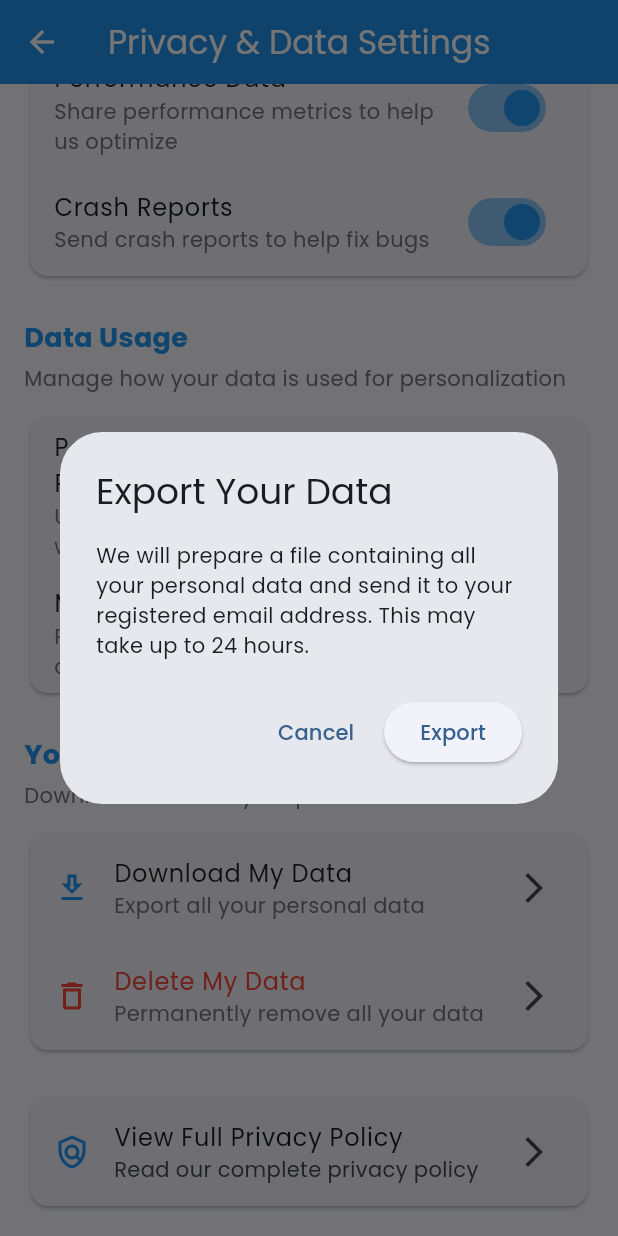
After one commit to bigfoxPNH/Gym-Management-System, a Flutter app: the DataSettingsView screen opened directly, scrolled down 186 dp, after a tap on "Download My Data", on a phone screen of 412 x 824 dp. The commit adds this screen. Run offline on Flutter 3.47's test engine with Material 3 defaults, Android fonts, the phone set to English and light mode, and no system bars; our stand-ins replace cloud_firestore, firebase_auth, firebase_core, get, google_fonts, image_picker; accounts and stored records are empty.

Commit message:
hoan thien chuc nang privacy & data setting

```diff
--- a/lib/routes/app_pages.dart
+++ b/lib/routes/app_pages.dart
@@ -5,6 +5,7 @@ import '../views/auth/register_view.dart';
 import '../views/home/home_view.dart';
 import '../views/profile/profile_view.dart';
 import '../views/profile/edit_profile_view.dart';
+import '../views/settings/privacy_policy_view.dart';
 import '../controllers/auth_controller.dart';
 import 'app_routes.dart';
 
@@ -16,6 +17,7 @@ class AppPages {
     GetPage(name: AppRoutes.home, page: () => const HomeView()),
     GetPage(name: AppRoutes.profile, page: () => const ProfileView()),
     GetPage(name: AppRoutes.editProfile, page: () => const EditProfileView()),
+    GetPage(name: AppRoutes.privacyPolicy, page: () => const PrivacyPolicyView()),
   ];
 }
 
--- a/lib/routes/app_routes.dart
+++ b/lib/routes/app_routes.dart
@@ -5,4 +5,5 @@ abstract class AppRoutes {
   static const home = '/home';
   static const profile = '/profile';
   static const editProfile = '/edit-profile';
+  static const privacyPolicy = '/privacy-policy';
 }
--- a/lib/views/profile/edit_profile_view.dart
+++ b/lib/views/profile/edit_profile_view.dart
@@ -7,6 +7,7 @@ import '../../models/user_account.dart';
 import '../../widgets/app_text_field.dart';
 import '../../widgets/app_button.dart';
 import '../../services/firebase_service.dart';
+import '../settings/data_settings_view.dart';
 
 class EditProfileView extends StatelessWidget {
   const EditProfileView({super.key});
@@ -362,14 +363,21 @@ class EditProfileView extends StatelessWidget {
               _buildSettingsOption(
                 context,
                 icon: Icons.privacy_tip_outlined,
-                title: 'Privacy',
-                subtitle: 'Privacy and data settings',
+                title: 'Privacy Policy',
+                subtitle: 'View our complete privacy policy',
                 onTap: () {
-                  Get.snackbar(
-                    'Coming Soon',
-                    'Privacy settings will be available soon!',
-                    snackPosition: SnackPosition.BOTTOM,
-                  );
+                  Get.toNamed('/privacy-policy');
+                },
+              ),
+              const SizedBox(height: 12),
+
+              _buildSettingsOption(
+                context,
+                icon: Icons.settings_outlined,
+                title: 'Data Settings',
+                subtitle: 'Manage your data and privacy preferences',
+                onTap: () {
+                  Get.to(() => const DataSettingsView());
                 },
               ),
             ],
--- /dev/null
+++ b/lib/views/settings/data_settings_view.dart
@@ -0,0 +1,283 @@
+import 'package:flutter/material.dart';
+import 'package:get/get.dart';
+
+class DataSettingsView extends StatelessWidget {
+  const DataSettingsView({super.key});
+
+  @override
+  Widget build(BuildContext context) {
+    return Scaffold(
+      appBar: AppBar(
+        title: const Text('Privacy & Data Settings'),
+        backgroundColor: const Color(0xFF2196F3),
+        foregroundColor: Colors.white,
+        elevation: 0,
+      ),
+      body: SingleChildScrollView(
+        padding: const EdgeInsets.all(16.0),
+        child: Column(
+          crossAxisAlignment: CrossAxisAlignment.start,
+          children: [
+            // Data Collection Section
+            _buildSection(
+              title: 'Data Collection',
+              description: 'Control what data we collect from your usage',
+              children: [
+                _buildSwitchTile(
+                  title: 'Analytics Data',
+                  subtitle: 'Help improve the app with anonymous usage data',
+                  value: true.obs,
+                ),
+                _buildSwitchTile(
+                  title: 'Performance Data',
+                  subtitle: 'Share performance metrics to help us optimize',
+                  value: true.obs,
+                ),
+                _buildSwitchTile(
+                  title: 'Crash Reports',
+                  subtitle: 'Send crash reports to help fix bugs',
+                  value: true.obs,
+                ),
+              ],
+            ),
+
+            const SizedBox(height: 24),
+
+            // Data Usage Section
+            _buildSection(
+              title: 'Data Usage',
+              description: 'Manage how your data is used for personalization',
+              children: [
+                _buildSwitchTile(
+                  title: 'Personalized Recommendations',
+                  subtitle: 'Use your data to provide better workout suggestions',
+                  value: true.obs,
+                ),
+                _buildSwitchTile(
+                  title: 'Marketing Communications',
+                  subtitle: 'Receive personalized fitness tips and offers',
+                  value: false.obs,
+                ),
+              ],
+            ),
+
+            const SizedBox(height: 24),
+
+            // Data Export & Deletion
+            _buildSection(
+              title: 'Your Data Rights',
+              description: 'Download or delete your personal data',
+              children: [
+                _buildActionTile(
+                  title: 'Download My Data',
+                  subtitle: 'Export all your personal data',
+                  icon: Icons.download_outlined,
+                  onTap: () => _showDataExportDialog(context),
+                ),
+                _buildActionTile(
+                  title: 'Delete My Data',
+                  subtitle: 'Permanently remove all your data',
+                  icon: Icons.delete_outline,
+                  isDestructive: true,
+                  onTap: () => _showDataDeletionDialog(context),
+                ),
+              ],
+            ),
+
+            const SizedBox(height: 24),
+
+            // Privacy Policy Link
+            Card(
+              child: ListTile(
+                leading: const Icon(Icons.policy_outlined, color: Color(0xFF2196F3)),
+                title: const Text('View Full Privacy Policy'),
+                subtitle: const Text('Read our complete privacy policy'),
+                trailing: const Icon(Icons.arrow_forward_ios),
+                onTap: () => Get.toNamed('/privacy-policy'),
+              ),
+            ),
+          ],
+        ),
+      ),
+    );
+  }
+
+  Widget _buildSection({
+    required String title,
+    required String description,
+    required List<Widget> children,
+  }) {
+    return Column(
+      crossAxisAlignment: CrossAxisAlignment.start,
+      children: [
+        Text(
+          title,
+          style: const TextStyle(
+            fontSize: 18,
+            fontWeight: FontWeight.bold,
+            color: Color(0xFF2196F3),
+          ),
+        ),
+        const SizedBox(height: 4),
+        Text(
+          description,
+          style: TextStyle(
+            fontSize: 14,
+            color: Colors.grey[600],
+          ),
+        ),
+        const SizedBox(height: 12),
+        Card(
+          child: Column(
+            children: children,
+          ),
+        ),
+      ],
+    );
+  }
+
+  Widget _buildSwitchTile({
+    required String title,
+    required String subtitle,
+    required RxBool value,
+  }) {
+    return Obx(() => SwitchListTile(
+      title: Text(title),
+      subtitle: Text(
+        subtitle,
+        style: TextStyle(color: Colors.grey[600]),
+      ),
+      value: value.value,
+      onChanged: (bool newValue) {
+        value.value = newValue;
+        _savePreference(title, newValue);
+      },
+      activeColor: const Color(0xFF2196F3),
+    ));
+  }
+
+  Widget _buildActionTile({
+    required String title,
+    required String subtitle,
+    required IconData icon,
+    required VoidCallback onTap,
+    bool isDestructive = false,
+  }) {
+    return ListTile(
+      leading: Icon(
+        icon,
+        color: isDestructive ? Colors.red : const Color(0xFF2196F3),
+      ),
+      title: Text(
+        title,
+        style: TextStyle(
+          color: isDestructive ? Colors.red : Colors.black87,
+        ),
+      ),
+      subtitle: Text(
+        subtitle,
+        style: TextStyle(color: Colors.grey[600]),
+      ),
+      trailing: const Icon(Icons.arrow_forward_ios),
+      onTap: onTap,
+    );
+  }
+
+  void _savePreference(String key, bool value) {
+    // Here you would typically save to SharedPreferences or similar
+    Get.snackbar(
+      'Settings Updated',
+      '$key has been ${value ? 'enabled' : 'disabled'}',
+      snackPosition: SnackPosition.BOTTOM,
+      duration: const Duration(seconds: 2),
+    );
+  }
+
+  void _showDataExportDialog(BuildContext context) {
+    Get.dialog(
+      AlertDialog(
+        title: const Text('Export Your Data'),
+        content: const Text(
+          'We will prepare a file containing all your personal data and send it to your registered email address. This may take up to 24 hours.',
+        ),
+        actions: [
+          TextButton(
+            onPressed: () => Get.back(),
+            child: const Text('Cancel'),
+          ),
+          ElevatedButton(
+            onPressed: () {
+              Get.back();
+              Get.snackbar(
+                'Export Requested',
+                'Your data export has been requested. You will receive an email shortly.',
+                snackPosition: SnackPosition.BOTTOM,
+                backgroundColor: Colors.green,
+                colorText: Colors.white,
+              );
+            },
+            child: const Text('Export'),
+          ),
+        ],
+      ),
+    );
+  }
+
+  void _showDataDeletionDialog(BuildContext context) {
+    Get.dialog(
+      AlertDialog(
+        title: const Text('Delete All Data'),
+        content: const Text(
+          'This will permanently delete all your personal data from our servers. This action cannot be undone. Your account will also be deleted.',
+        ),
+        actions: [
+          TextButton(
+            onPressed: () => Get.back(),
+            child: const Text('Cancel'),
+          ),
+          ElevatedButton(
+            onPressed: () {
+              Get.back();
+              _confirmDataDeletion();
+            },
+            style: ElevatedButton.styleFrom(backgroundColor: Colors.red),
+            child: const Text('Delete All Data'),
+          ),
+        ],
+      ),
+    );
+  }
+
+  void _confirmDataDeletion() {
+    Get.dialog(
+      AlertDialog(
+        title: const Text('Final Confirmation'),
+        content: const Text(
+          'Are you absolutely sure? This will delete your account and all associated data permanently.',
+        ),
+        actions: [
+          TextButton(
+            onPressed: () => Get.back(),
+            child: const Text('Cancel'),
+          ),
+          ElevatedButton(
+            onPressed: () {
+              Get.back();
+              // Here you would call the actual deletion logic
+              Get.snackbar(
+                'Data Deletion Requested',
+                'Your data deletion request has been submitted. This will be processed within 7 days.',
+                snackPosition: SnackPosition.BOTTOM,
+                backgroundColor: Colors.orange,
+                colorText: Colors.white,
+                duration: const Duration(seconds: 4),
+              );
+            },
+            style: ElevatedButton.styleFrom(backgroundColor: Colors.red),
+            child: const Text('Yes, Delete Everything'),
+          ),
+        ],
+      ),
+    );
+  }
+}
--- /dev/null
+++ b/lib/views/settings/privacy_policy_view.dart
@@ -0,0 +1,313 @@
+import 'package:flutter/material.dart';
+
+class PrivacyPolicyView extends StatelessWidget {
+  const PrivacyPolicyView({super.key});
+
+  @override
+  Widget build(BuildContext context) {
+    return Scaffold(
+      appBar: AppBar(
+        title: const Text('Privacy Policy'),
+        backgroundColor: const Color(0xFF2196F3),
+        foregroundColor: Colors.white,
+        elevation: 0,
+      ),
+      body: SingleChildScrollView(
+        padding: const EdgeInsets.all(16.0),
+        child: Column(
+          crossAxisAlignment: CrossAxisAlignment.start,
+          children: [
+            // Header
+            Container(
+              width: double.infinity,
+              padding: const EdgeInsets.all(20),
+              decoration: BoxDecoration(
+                gradient: LinearGradient(
+                  begin: Alignment.topLeft,
+                  end: Alignment.bottomRight,
+                  colors: [
+                    const Color(0xFF2196F3).withOpacity(0.1),
+                    const Color(0xFF21CBF3).withOpacity(0.1),
+                  ],
+                ),
+                borderRadius: BorderRadius.circular(12),
+                border: Border.all(color: const Color(0xFF2196F3).withOpacity(0.2)),
+              ),
+              child: Column(
+                crossAxisAlignment: CrossAxisAlignment.start,
+                children: [
+                  const Text(
+                    'Gym Pro Privacy Policy',
+                    style: TextStyle(
+                      fontSize: 24,
+                      fontWeight: FontWeight.bold,
+                      color: Color(0xFF2196F3),
+                    ),
+                  ),
+                  const SizedBox(height: 8),
+                  Text(
+                    'Last updated: August 22, 2025',
+                    style: TextStyle(
+                      fontSize: 14,
+                      color: Colors.grey[600],
+                      fontStyle: FontStyle.italic,
+                    ),
+                  ),
+                ],
+              ),
+            ),
+            const SizedBox(height: 24),
+
+            // Introduction
+            _buildSection(
+              title: '1. Introduction',
+              content: '''Welcome to Gym Pro, your comprehensive fitness management application. We are committed to protecting your privacy and ensuring the security of your personal information. This Privacy Policy explains how we collect, use, protect, and share your information when you use our mobile application and related services.
+
+By using Gym Pro, you agree to the collection and use of information in accordance with this Privacy Policy. If you do not agree with our policies and practices, please do not use our services.''',
+            ),
+
+            // Information We Collect
+            _buildSection(
+              title: '2. Information We Collect',
+              content: '''We collect several types of information to provide and improve our services:
+
+**2.1 Personal Information**
+- Account Information: Full name, username, email address
+- Contact Details: Phone number, address
+- Personal Details: Date of birth, gender
+- Profile Information: Profile pictures, fitness goals, preferences
+
+**2.2 Automatically Collected Information**
+- Device Information: Device type, operating system, unique device identifiers
+- Usage Data: App interactions, feature usage, session duration
+- Technical Data: IP address, browser type, app version
+- Location Data: General location information (with your permission)
+
+**2.3 Information from Third Parties**
+- Social Media: If you connect your social media accounts
+- Fitness Devices: Data from connected fitness trackers or wearables
+- Analytics: Anonymous usage statistics and crash reports''',
+            ),
+
+            // How We Use Information
+            _buildSection(
+              title: '3. How We Use Your Information',
+              content: '''We use your information for the following purposes:
+
+**3.1 Service Provision**
+- Create and manage your user account
+- Provide personalized fitness recommendations
+- Track your workout progress and achievements
+- Enable social features and community interactions
+
+**3.2 Communication**
+- Send important service notifications
+- Provide customer support and assistance
+- Share fitness tips and educational content
+- Notify you about app updates and new features
+
+**3.3 Improvement and Analytics**
+- Analyze app usage to improve user experience
+- Develop new features and services
+- Conduct research and analytics
+- Fix bugs and technical issues
+
+**3.4 Safety and Security**
+- Prevent fraud and abuse
+- Protect against security threats
+- Comply with legal requirements
+- Ensure platform integrity''',
+            ),
+
+            // Data Sharing
+            _buildSection(
+              title: '4. Information Sharing and Disclosure',
+              content: '''We do not sell, trade, or rent your personal information to third parties. We may share your information in the following limited circumstances:
+
+**4.1 Service Providers**
+We work with trusted third-party service providers who assist us in operating our app:
+- Cloud storage providers (Google Firebase)
+- Analytics services (crash reporting, usage analytics)
+- Communication services (email, push notifications)
+
+**4.2 Legal Requirements**
+We may disclose your information if required by law or in good faith belief that such disclosure is necessary to:
+- Comply with legal processes or government requests
+- Protect our rights, property, or safety
+- Prevent fraud or illegal activities
+- Enforce our Terms of Service
+
+**4.3 Business Transfers**
+In the event of a merger, acquisition, or asset sale, your information may be transferred as part of the business transaction.''',
+            ),
+
+            // Data Security
+            _buildSection(
+              title: '5. Data Security and Protection',
+              content: '''We implement appropriate technical and organizational measures to protect your personal information:
+
+**5.1 Technical Safeguards**
+- Encryption of data in transit and at rest
+- Secure authentication systems
+- Regular security assessments and updates
+- Access controls and monitoring
+
+**5.2 Organizational Measures**
+- Employee training on data protection
+- Strict access controls based on job requirements
+- Regular security audits and compliance checks
+- Incident response procedures
+
+**5.3 Data Retention**
+We retain your personal information only as long as necessary to:
+- Provide our services to you
+- Comply with legal obligations
+- Resolve disputes and enforce agreements
+- Maintain business records as required
+
+When information is no longer needed, we securely delete or anonymize it.''',
+            ),
+
+            // User Rights
+            _buildSection(
+              title: '6. Your Rights and Choices',
+              content: '''You have several rights regarding your personal information:
+
+**6.1 Access and Portability**
+- View and download your personal data
+- Request a copy of your information in a portable format
+- Access your data processing history
+
+**6.2 Correction and Updates**
+- Update your profile information at any time
+- Correct inaccurate or incomplete data
+- Request verification of data accuracy
+
+**6.3 Deletion and Restriction**
+- Delete your account and associated data
+- Request restriction of data processing
+- Opt-out of certain data uses
+
+**6.4 Communication Preferences**
+- Manage notification settings
+- Unsubscribe from marketing communications
+- Control data sharing preferences
+
+To exercise these rights, please contact us through the app settings or our support channels.''',
+            ),
+
+            // International Transfers
+            _buildSection(
+              title: '7. International Data Transfers',
+              content: '''Our services are provided globally, and your information may be processed in countries other than your residence. We ensure adequate protection through:
+
+- Standard contractual clauses approved by regulatory authorities
+- Adequacy decisions for certain countries
+- Certification schemes and binding corporate rules
+- Your explicit consent where required
+
+We maintain the same level of protection regardless of where your data is processed.''',
+            ),
+
+            // Children's Privacy
+            _buildSection(
+              title: '8. Children\'s Privacy',
+              content: '''Gym Pro is not intended for children under 13 years of age. We do not knowingly collect personal information from children under 13. If you are a parent or guardian and believe your child has provided us with personal information, please contact us immediately.
+
+For users aged 13-18, we recommend parental supervision and guidance when using our services. We take extra care to protect the privacy of younger users.''',
+            ),
+
+            // Changes to Policy
+            _buildSection(
+              title: '9. Changes to This Privacy Policy',
+              content: '''We may update this Privacy Policy from time to time to reflect changes in our practices, technology, legal requirements, or other factors. When we make changes:
+
+- We will notify you through the app or via email
+- The "Last updated" date will be revised
+- Material changes will be prominently displayed
+- Continued use constitutes acceptance of the updated policy
+
+We encourage you to review this Privacy Policy periodically to stay informed about how we protect your information.''',
+            ),
+
+            // Contact Information
+            _buildSection(
+              title: '10. Contact Us',
+              content: '''If you have questions, concerns, or requests regarding this Privacy Policy or our data practices, please contact us:
+
+**Email:** privacy@gympro.app
+**Address:** Gym Pro Privacy Team, 123 Fitness Street, Health City, HC 12345
+**Phone:** +1 (555) 123-4567
+
+For immediate assistance with privacy matters, you can also reach us through the in-app support feature.
+
+We are committed to addressing your privacy concerns promptly and effectively.''',
+            ),
+
+            const SizedBox(height: 32),
+
+            // Footer
+            Container(
+              width: double.infinity,
+              padding: const EdgeInsets.all(16),
+              decoration: BoxDecoration(
+                color: Colors.grey[100],
+                borderRadius: BorderRadius.circular(8),
+              ),
+              child: Column(
+                children: [
+                  const Text(
+                    'Thank you for trusting Gym Pro with your fitness journey.',
+                    style: TextStyle(
+                      fontStyle: FontStyle.italic,
+                      fontSize: 14,
+                      color: Colors.black87,
+                    ),
+                    textAlign: TextAlign.center,
+                  ),
+                  const SizedBox(height: 8),
+                  Text(
+                    'Your privacy is our priority.',
+                    style: TextStyle(
+                      fontWeight: FontWeight.bold,
+                      fontSize: 16,
+                      color: const Color(0xFF2196F3),
+                    ),
+                    textAlign: TextAlign.center,
+                  ),
+                ],
+              ),
+            ),
+          ],
+        ),
+      ),
+    );
+  }
+
+  Widget _buildSection({required String title, required String content}) {
+    return Column(
+      crossAxisAlignment: CrossAxisAlignment.start,
+      children: [
+        Text(
+          title,
+          style: const TextStyle(
+            fontSize: 18,
+            fontWeight: FontWeight.bold,
+            color: Color(0xFF2196F3),
+          ),
+        ),
+        const SizedBox(height: 12),
+        Text(
+          content,
+          style: const TextStyle(
+            fontSize: 14,
+            height: 1.6,
+            color: Colors.black87,
+          ),
+          textAlign: TextAlign.justify,
+        ),
+        const SizedBox(height: 20),
+      ],
+    );
+  }
+}
```
Also changed, not shown: 1 other file.
